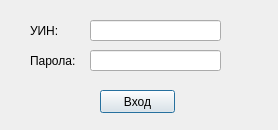
Old version of the form src/View/Widgets/LoginView.ui in the repository thefinalcutbg/DinoDent.
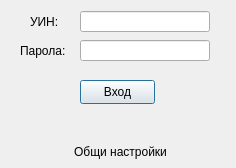
New version of the form.

Commit message: Practice manager and db location added as settings to the login screen. Added consent and gdpr printable forms.

The edit to the form file:
```diff
--- a/src/View/Widgets/LoginView.ui
+++ b/src/View/Widgets/LoginView.ui
@@ -6,8 +6,8 @@
    <rect>
     <x>0</x>
     <y>0</y>
-    <width>278</width>
-    <height>130</height>
+    <width>236</width>
+    <height>168</height>
    </rect>
   </property>
   <property name="sizePolicy">
@@ -16,41 +16,27 @@
     <verstretch>0</verstretch>
    </sizepolicy>
   </property>
+  <property name="minimumSize">
+   <size>
+    <width>0</width>
+    <height>0</height>
+   </size>
+  </property>
+  <property name="maximumSize">
+   <size>
+    <width>9999</width>
+    <height>9999</height>
+   </size>
+  </property>
   <property name="windowTitle">
    <string>LoginView</string>
   </property>
-  <widget class="QLabel" name="label_2">
-   <property name="geometry">
-    <rect>
-     <x>30</x>
-     <y>20</y>
-     <width>81</width>
-     <height>21</height>
-    </rect>
-   </property>
-   <property name="text">
-    <string>УИН:</string>
-   </property>
-  </widget>
-  <widget class="QLabel" name="label_3">
-   <property name="geometry">
-    <rect>
-     <x>30</x>
-     <y>50</y>
-     <width>51</width>
-     <height>21</height>
-    </rect>
-   </property>
-   <property name="text">
-    <string>Парола:</string>
-   </property>
-  </widget>
   <widget class="QLineEdit" name="userEdit">
    <property name="geometry">
     <rect>
-     <x>90</x>
-     <y>20</y>
-     <width>131</width>
+     <x>80</x>
+     <y>11</y>
+     <width>130</width>
      <height>21</height>
     </rect>
    </property>
@@ -64,9 +50,9 @@
   <widget class="QLineEdit" name="passEdit">
    <property name="geometry">
     <rect>
-     <x>90</x>
-     <y>50</y>
-     <width>131</width>
+     <x>80</x>
+     <y>40</y>
+     <width>130</width>
      <height>21</height>
     </rect>
    </property>
@@ -74,19 +60,61 @@
     <number>15</number>
    </property>
   </widget>
+  <widget class="QLabel" name="label_2">
+   <property name="geometry">
+    <rect>
+     <x>30</x>
+     <y>11</y>
+     <width>51</width>
+     <height>21</height>
+    </rect>
+   </property>
+   <property name="text">
+    <string>УИН:</string>
+   </property>
+  </widget>
+  <widget class="QLabel" name="label_3">
+   <property name="geometry">
+    <rect>
+     <x>20</x>
+     <y>40</y>
+     <width>61</width>
+     <height>21</height>
+    </rect>
+   </property>
+   <property name="text">
+    <string>Парола:</string>
+   </property>
+  </widget>
   <widget class="QPushButton" name="okButton">
    <property name="geometry">
     <rect>
-     <x>100</x>
-     <y>90</y>
+     <x>80</x>
+     <y>80</y>
      <width>75</width>
-     <height>23</height>
+     <height>24</height>
     </rect>
    </property>
    <property name="text">
     <string>Вход</string>
    </property>
   </widget>
+  <widget class="QPushButton" name="practiceButton">
+   <property name="geometry">
+    <rect>
+     <x>70</x>
+     <y>140</y>
+     <width>101</width>
+     <height>24</height>
+    </rect>
+   </property>
+   <property name="text">
+    <string>Общи настройки</string>
+   </property>
+   <property name="flat">
+    <bool>true</bool>
+   </property>
+  </widget>
  </widget>
  <layoutdefault spacing="6" margin="11"/>
  <tabstops>
```
The commit also changes 72 other files.
